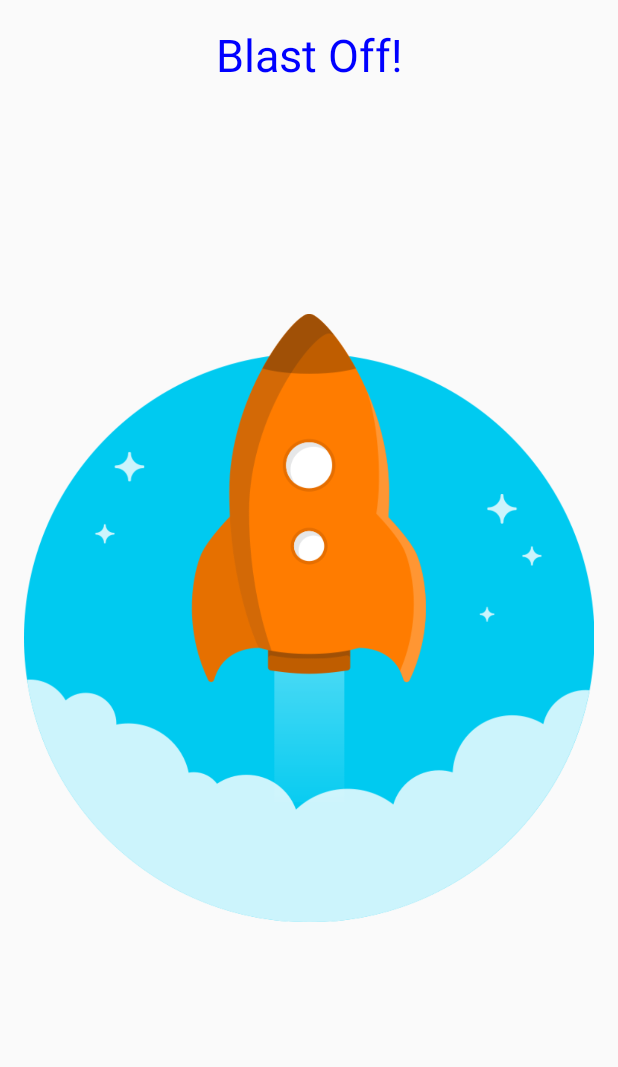
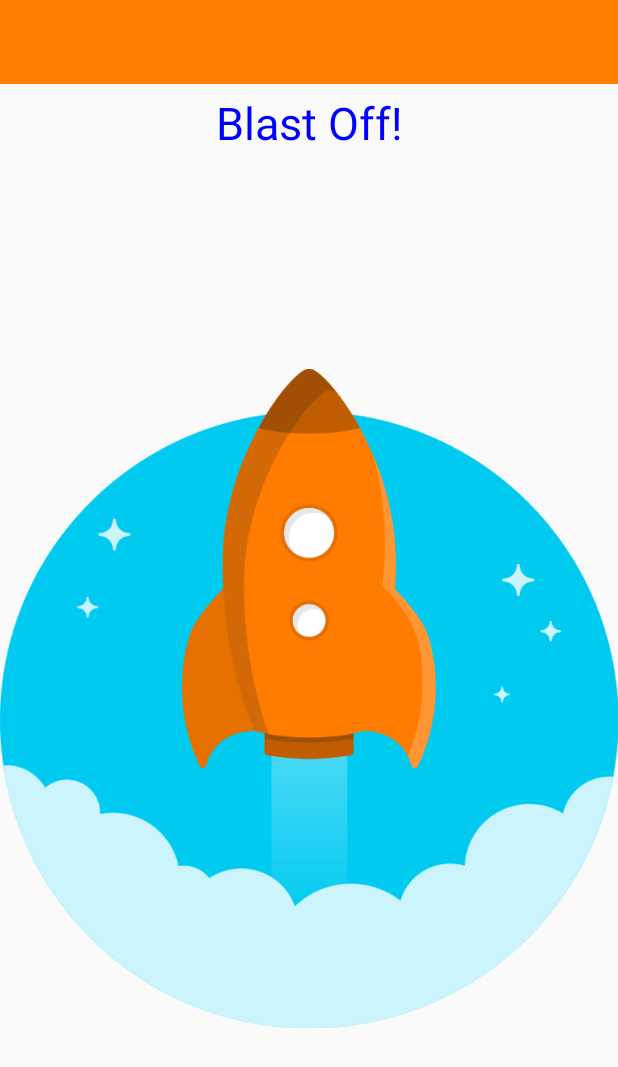
Before and after one commit to Billy1301/BlastOff, an Android app: the IncentiveActivity screen opened directly, with no data from a screen before it, on a phone screen of 412 x 824 dp. Shown: the top 1067 px of the screen. Run offline under Robolectric (Android 15) with nearby library versions, the light colour scheme and no system bars; Roboto replaces fonts that are not available here; 1 statement that could not run was skipped.

Commit message:
added toolbar

```diff
--- a/SpaceApp/app/src/main/java/com/example/billy/spaceapp/IncentiveActivity.java
+++ b/SpaceApp/app/src/main/java/com/example/billy/spaceapp/IncentiveActivity.java
@@ -5,6 +5,7 @@ import android.graphics.Typeface;
 import android.os.Bundle;
 import android.os.Vibrator;
 import android.support.v7.app.AppCompatActivity;
+import android.support.v7.widget.Toolbar;
 import android.view.View;
 import android.widget.ImageView;
 import android.widget.TextView;
@@ -13,6 +14,7 @@ public class IncentiveActivity extends AppCompatActivity {
 
     ImageView rocketship;
     TextView title;
+    Toolbar toolbar;
 
     @Override
     protected void onCreate(Bundle savedInstanceState) {
@@ -20,6 +22,7 @@ public class IncentiveActivity extends AppCompatActivity {
         setContentView(R.layout.activity_incentive);
 
         setViews();
+        //setToolbar();
         makeRocketTakeOff();
     }
 
@@ -28,6 +31,11 @@ public class IncentiveActivity extends AppCompatActivity {
         title = (TextView) findViewById(R.id.incentive_textView);
         Typeface typeface = Typeface.createFromAsset(getAssets(), "scribble_box_font.ttf");
         title.setTypeface(typeface);
+    }
+
+    private void setToolbar() {
+        setSupportActionBar(toolbar);
+        getSupportActionBar().setTitle(R.string.app_name);
     }
 
     private void makeRocketTakeOff() {
--- a/SpaceApp/app/src/main/res/layout/activity_incentive.xml
+++ b/SpaceApp/app/src/main/res/layout/activity_incentive.xml
@@ -1,13 +1,16 @@
 <?xml version="1.0" encoding="utf-8"?>
-<FrameLayout xmlns:android="http://schemas.android.com/apk/res/android"
+<LinearLayout xmlns:android="http://schemas.android.com/apk/res/android"
     xmlns:tools="http://schemas.android.com/tools"
     android:layout_width="match_parent"
     android:layout_height="match_parent"
-    android:paddingBottom="@dimen/activity_vertical_margin"
-    android:paddingLeft="@dimen/activity_horizontal_margin"
-    android:paddingRight="@dimen/activity_horizontal_margin"
-    android:paddingTop="@dimen/activity_vertical_margin"
+    android:orientation="vertical"
     tools:context="com.example.billy.spaceapp.IncentiveActivity">
+
+    <android.support.v7.widget.Toolbar
+        android:id="@+id/incentive_toolbar"
+        android:layout_width="match_parent"
+        android:layout_height="wrap_content"
+        android:background="@color/colorPrimary"></android.support.v7.widget.Toolbar>
 
     <TextView
         android:id="@+id/incentive_textView"
@@ -17,7 +20,8 @@
         android:textSize="30sp"
         android:textStyle="bold"
         android:textColor="@color/colorPrimaryDark"
-        android:gravity="center_horizontal"/>
+        android:gravity="center_horizontal"
+        android:layout_margin="5dp"/>
 
     <ImageView
         android:id="@+id/rocketship"
@@ -25,4 +29,4 @@
         android:layout_height="wrap_content"
         android:src="@drawable/rocketship4"/>
 
-</FrameLayout>
+</LinearLayout>
```
